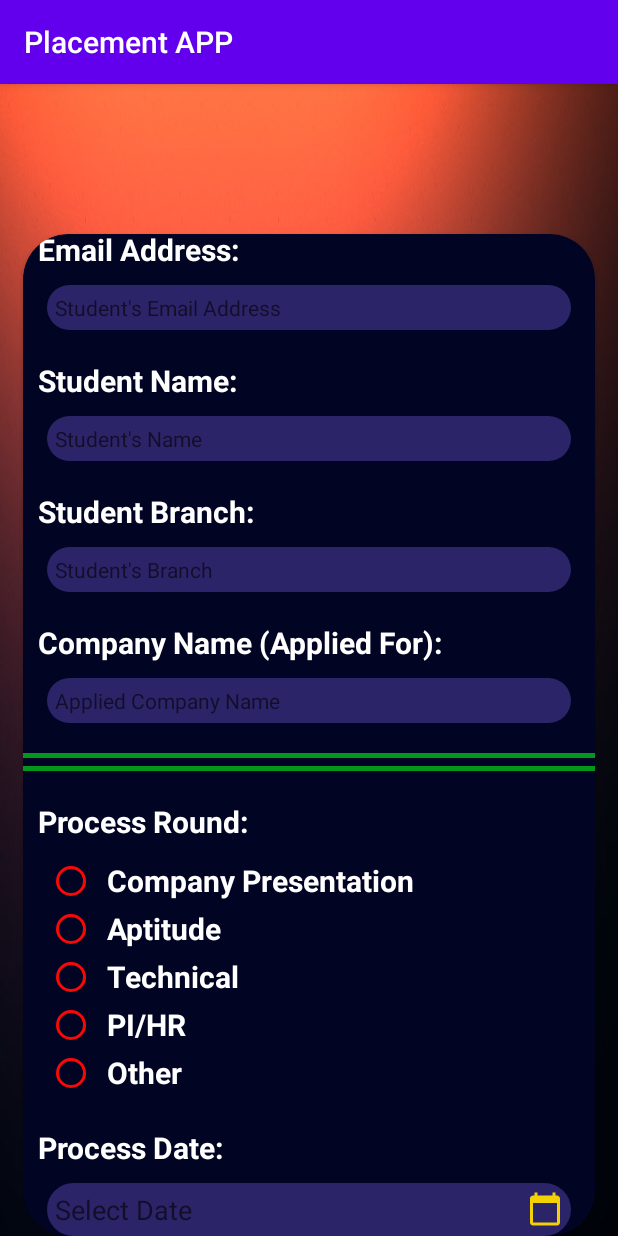
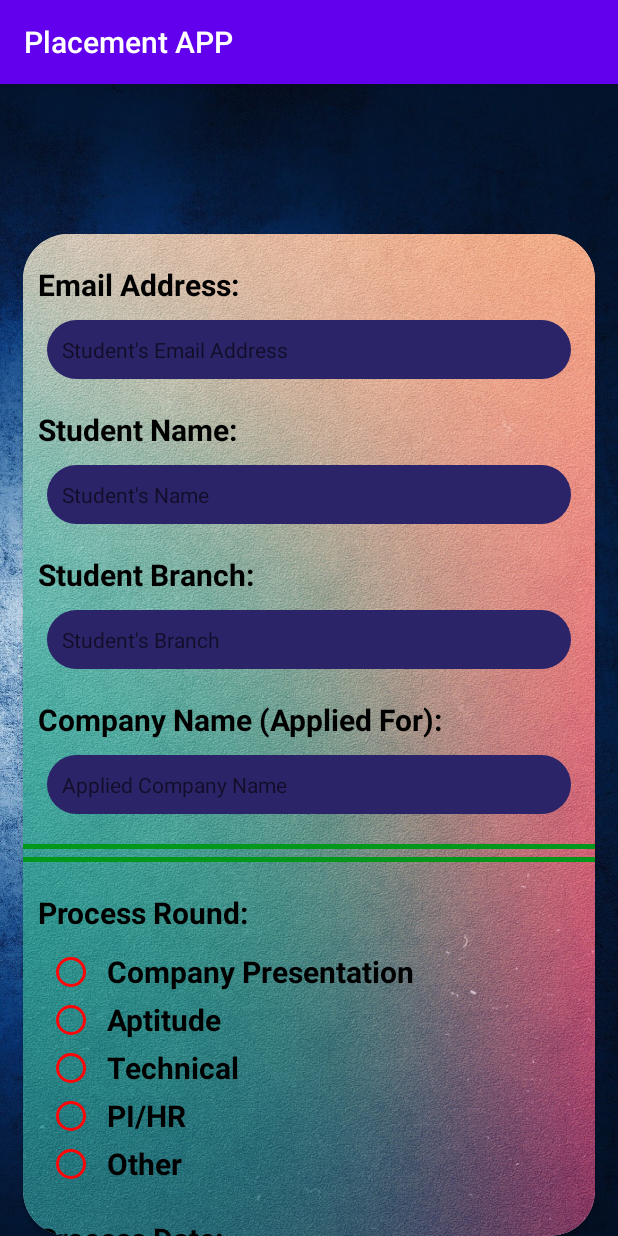
Before and after one commit to nishantduttm/Placement-APP, an Android app: the StudentApplicationStatusActivity screen opened directly, with no data from a screen before it, on a phone screen of 412 x 824 dp. Run offline under Robolectric (Android 15) with nearby library versions, the phone set to English and light mode, and no system bars; our stand-ins replace Firebase (no records; nobody signed in at launch, a user with empty details on screens opened directly); Roboto replaces fonts that are not available here.

Commit message:
Some UI Changes

```diff
--- a/app/src/main/res/layout/activity_student_application_status.xml
+++ b/app/src/main/res/layout/activity_student_application_status.xml
@@ -5,7 +5,7 @@
     android:layout_width="match_parent"
     android:layout_height="match_parent"
     tools:context=".student.StudentApplicationStatusActivity"
-    android:background="@drawable/splash">
+    android:background="@drawable/bgimage3">
 
     <androidx.cardview.widget.CardView
         android:layout_width="match_parent"
@@ -13,12 +13,12 @@
         app:cardCornerRadius="30dp"
         android:layout_marginLeft="15dp"
         android:layout_marginRight="15dp"
-        android:layout_marginTop="100dp"
-        app:cardBackgroundColor="#010523">
+        android:layout_marginTop="100dp">
 
         <androidx.core.widget.NestedScrollView
             android:layout_width="match_parent"
-            android:layout_height="match_parent">
+            android:layout_height="match_parent"
+            android:background="@drawable/bgimage4">
 
             <RelativeLayout
                 android:layout_width="match_parent"
@@ -29,7 +29,7 @@
                     android:layout_width="wrap_content"
                     android:layout_height="wrap_content"
                     android:text="Email Address:"
-                    android:textColor="#FFFFFF"
+                    android:textColor="#000000"
                     android:textStyle="bold"
                     android:textSize="20sp"
                     android:layout_marginTop="20dp"
@@ -46,8 +46,8 @@
                     android:backgroundTint="#2B2468"
                     android:hint="Student's Email Address"
                     android:gravity="start"
-                    android:padding="5dp"
-                    android:textColor="#FFFFFF"
+                    android:padding="10dp"
+                    android:textColor="#000000"
                     android:inputType="none"
                     android:layout_below="@id/student_email_address_view"/>
 
@@ -56,7 +56,7 @@
                     android:layout_width="wrap_content"
                     android:layout_height="wrap_content"
                     android:text="Student Name:"
-                    android:textColor="#FFFFFF"
+                    android:textColor="#000000"
                     android:textStyle="bold"
                     android:textSize="20sp"
                     android:layout_marginTop="20dp"
@@ -74,8 +74,8 @@
                     android:backgroundTint="#2B2468"
                     android:hint="Student's Name"
                     android:gravity="start"
-                    android:padding="5dp"
-                    android:textColor="#FFFFFF"
+                    android:padding="10dp"
+                    android:textColor="#000000"
                     android:inputType="none"
                     android:layout_below="@id/student_name_view"/>
 
@@ -84,7 +84,7 @@
                     android:layout_width="wrap_content"
                     android:layout_height="wrap_content"
                     android:text="Student Branch:"
-                    android:textColor="#FFFFFF"
+                    android:textColor="#000000"
                     android:textStyle="bold"
                     android:textSize="20sp"
                     android:layout_marginTop="20dp"
@@ -102,8 +102,8 @@
                     android:backgroundTint="#2B2468"
                     android:hint="Student's Branch"
                     android:gravity="start"
-                    android:padding="5dp"
-                    android:textColor="#BAB7B7"
+                    android:padding="10dp"
+                    android:textColor="#000000"
                     android:inputType="none"
                     android:layout_below="@id/student_branch_view"/>
 
@@ -112,7 +112,7 @@
                     android:layout_width="wrap_content"
                     android:layout_height="wrap_content"
                     android:text="Company Name (Applied For):"
-                    android:textColor="#FFFFFF"
+                    android:textColor="#000000"
                     android:textStyle="bold"
                     android:textSize="20sp"
                     android:layout_marginTop="20dp"
@@ -130,8 +130,8 @@
                     android:backgroundTint="#2B2468"
                     android:hint="Applied Company Name"
                     android:gravity="start"
-                    android:padding="5dp"
-                    android:textColor="#BAB7B7"
+                    android:padding="10dp"
+                    android:textColor="#000000"
                     android:inputType="none"
                     android:layout_below="@id/company_name_view"/>
 
@@ -157,7 +157,7 @@
                     android:layout_width="wrap_content"
                     android:layout_height="wrap_content"
                     android:text="Process Round: "
-                    android:textColor="#FFFFFF"
+                    android:textColor="#000000"
                     android:textStyle="bold"
                     android:textSize="20sp"
                     android:layout_marginTop="20dp"
@@ -181,7 +181,7 @@
                         android:fontFamily="@font/adamina"
                         android:text="Company Presentation"
                         android:paddingLeft="8dp"
-                        android:textColor="#FFFFFF"
+                        android:textColor="#000000"
                         android:buttonTint="#FA0707"
                         android:textSize="20sp"
                         android:textStyle="bold" />
@@ -193,7 +193,7 @@
                         android:fontFamily="@font/adamina"
                         android:text="Aptitude"
                         android:paddingLeft="8dp"
-                        android:textColor="#FFFFFF"
+                        android:textColor="#000000"
                         android:buttonTint="#FA0707"
                         android:textSize="20sp"
                         android:textStyle="bold" />
@@ -206,7 +206,7 @@
                         android:fontFamily="@font/adamina"
                         android:text="Technical"
                         android:paddingLeft="8dp"
-                        android:textColor="#FFFFFF"
+                        android:textColor="#000000"
                         android:buttonTint="#FA0707"
                         android:textSize="20sp"
                         android:textStyle="bold" />
@@ -218,7 +218,7 @@
                         android:fontFamily="@font/adamina"
                         android:text="PI/HR"
                         android:paddingLeft="8dp"
-                        android:textColor="#FFFFFF"
+                        android:textColor="#000000"
                         android:buttonTint="#FA0707"
                         android:textSize="20sp"
                         android:textStyle="bold" />
@@ -230,7 +230,7 @@
                         android:fontFamily="@font/adamina"
                         android:text="Other"
                         android:paddingLeft="8dp"
-                        android:textColor="#FFFFFF"
+                        android:textColor="#000000"
                         android:buttonTint="#FA0707"
                         android:textSize="20sp"
                         android:textStyle="bold" />
@@ -242,7 +242,7 @@
                     android:layout_width="wrap_content"
                     android:layout_height="wrap_content"
                     android:text="Process Date: "
-                    android:textColor="#FFFFFF"
+                    android:textColor="#000000"
                     android:textStyle="bold"
                     android:textSize="20sp"
                     android:layout_marginTop="20dp"
@@ -262,7 +262,7 @@
                     android:drawableTint="#F3D104"
                     android:hint="Select Date"
                     android:gravity="start"
-                    android:padding="5dp"
+                    android:padding="10dp"
                     android:textColor="#FFFFFF"
                     android:inputType="none"
                     android:layout_below="@id/process_date_view"/>
@@ -272,7 +272,7 @@
                     android:layout_width="wrap_content"
                     android:layout_height="wrap_content"
                     android:text="Placement Status: "
-                    android:textColor="#FFFFFF"
+                    android:textColor="#000000"
                     android:textStyle="bold"
                     android:textSize="20sp"
                     android:layout_marginTop="20dp"
@@ -296,7 +296,7 @@
                         android:fontFamily="@font/adamina"
                         android:text="Placed"
                         android:paddingLeft="8dp"
-                        android:textColor="#FFFFFF"
+                        android:textColor="#000000"
                         android:buttonTint="#FA0707"
                         android:textSize="20sp"
                         android:textStyle="bold" />
@@ -308,7 +308,7 @@
                         android:fontFamily="@font/adamina"
                         android:text="Not Placed"
                         android:paddingLeft="8dp"
-                        android:textColor="#FFFFFF"
+                        android:textColor="#000000"
                         android:buttonTint="#FA0707"
                         android:textSize="20sp"
                         android:textStyle="bold" />
@@ -321,7 +321,7 @@
                         android:fontFamily="@font/adamina"
                         android:text="Hold"
                         android:paddingLeft="8dp"
-                        android:textColor="#FFFFFF"
+                        android:textColor="#000000"
                         android:buttonTint="#FA0707"
                         android:textSize="20sp"
                         android:textStyle="bold" />
@@ -333,7 +333,7 @@
                         android:fontFamily="@font/adamina"
                         android:text="In Process"
                         android:paddingLeft="8dp"
-                        android:textColor="#FFFFFF"
+                        android:textColor="#000000"
                         android:buttonTint="#FA0707"
                         android:textSize="20sp"
                         android:textStyle="bold" />
@@ -345,7 +345,7 @@
                     android:layout_width="wrap_content"
                     android:layout_height="wrap_content"
                     android:text="Upload Proof(Email Communication/ Process Notice/ Offer Letter)"
-                    android:textColor="#FFFFFF"
+                    android:textColor="#000000"
                     android:textStyle="bold"
                     android:textSize="20sp"
                     android:layout_marginTop="20dp"
```
